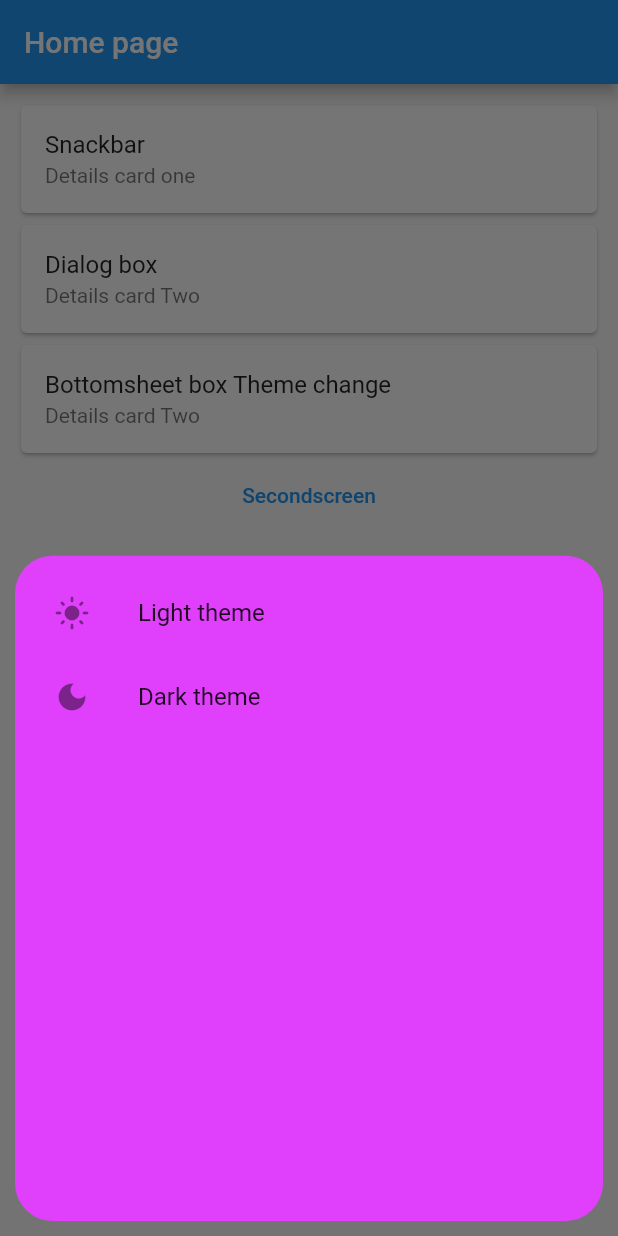
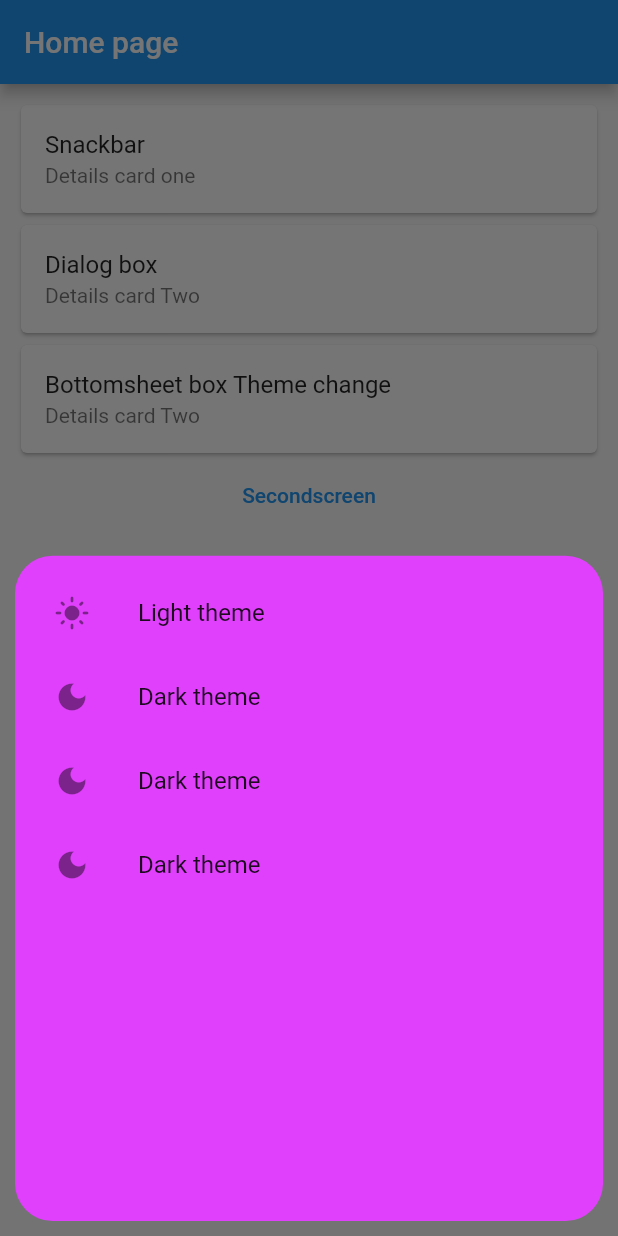
Before and after one commit to MuhammadYousufbhimla/Getx, a Flutter app: the screen it shows after launch, after a tap on "Bottomsheet box Theme change", on a phone screen of 412 x 824 dp. Run offline on Flutter 3.47's test engine with Material 2 defaults, Android fonts, the phone set to English and light mode, and no system bars; our stand-ins replace get.

Commit message:
get x themem check

```diff
--- a/lib/homescreen.dart
+++ b/lib/homescreen.dart
@@ -76,6 +76,16 @@ class _HomescreenState extends State<Homescreen> {
                           title: Text('Dark theme'),
                           onTap: (() => Get.changeTheme(ThemeData.dark())),
                         ),
+                         ListTile(
+                          leading: Icon(Icons.dark_mode),
+                          title: Text('Dark theme'),
+                          onTap: (() => Get.changeTheme(ThemeData.dark())),
+                        ),
+                         ListTile(
+                          leading: Icon(Icons.dark_mode),
+                          title: Text('Dark theme'),
+                          onTap: (() => Get.changeTheme(ThemeData.dark())),
+                        ),
                       ],
                     ),
                   ));
```
